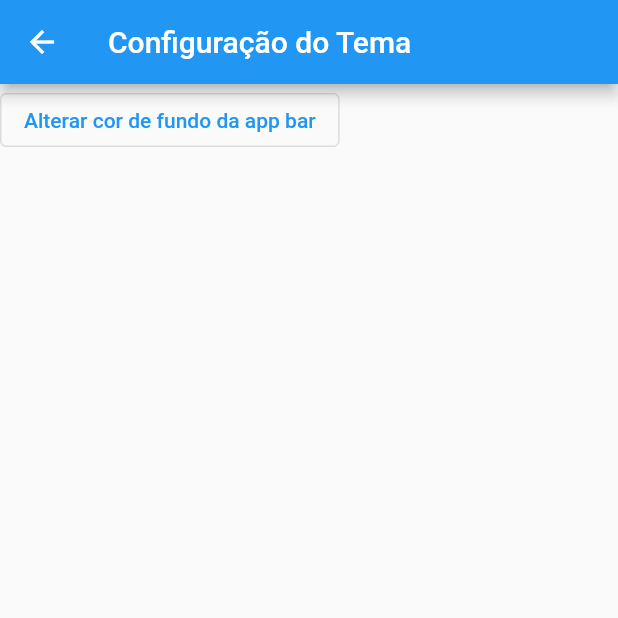
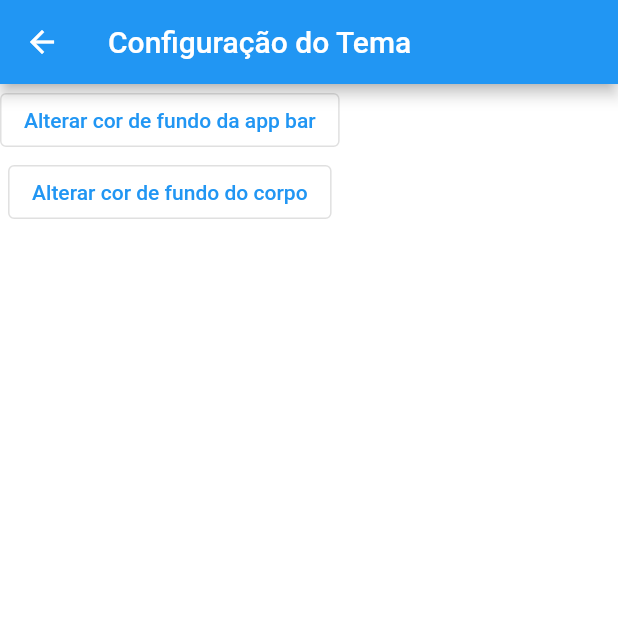
Before and after one commit to albertrein/conversor_criptomoedas_flutter_app, a Flutter app: the screen it shows after launch, in the side drawer, after a tap on "Ajustes tema", on a phone screen of 412 x 824 dp, the top half of it. Run offline on Flutter 3.47's test engine with Material 2 defaults, Android fonts, the phone set to English and light mode, and no system bars; our stand-ins replace flutter_colorpicker, shared_preferences, sqflite; accounts and stored records are empty; generated files the repository leaves out were written again; network calls fail; statements that could not run were skipped.

Commit message:
Customizando cor de fundo do  scaffold.

```diff
--- a/lib/helper/theme/theme_helper.dart
+++ b/lib/helper/theme/theme_helper.dart
@@ -1,9 +1,20 @@
 import 'dart:ui';
 import 'package:shared_preferences/shared_preferences.dart';
 
-enum ConfigItens{setAppBarBackgroundColor}
+enum ConfigItens{setAppBarBackgroundColor, setBodyBackgroundColor}
 
 class ThemeConfig{
+  void setNewColor(ConfigItens enumConfigThemeType, int newColor){
+    switch(enumConfigThemeType){
+      case ConfigItens.setAppBarBackgroundColor:
+        _setAppBarBackgroundColor(newColor);
+        break;
+      case ConfigItens.setBodyBackgroundColor:
+        _setBodyBackgroundColor(newColor);
+        break;
+    }
+  }
+
   static Future<int> get getAppBarBackgroundColor async {
     SharedPreferences configLocal = await SharedPreferences.getInstance();
     try{
@@ -12,17 +23,21 @@ class ThemeConfig{
       return 4294967295;
     }
   }
-
   void _setAppBarBackgroundColor(int novaCor) async {
     SharedPreferences configLocal = await SharedPreferences.getInstance();
     await configLocal.setInt('appBarBackgroundColor', novaCor);
   }
 
-  void setNewColor(ConfigItens enumConfigThemeType, int newColor){
-    switch(enumConfigThemeType){
-      case ConfigItens.setAppBarBackgroundColor:
-        _setAppBarBackgroundColor(newColor);
-        break;
+  static Future<int> get getBodyBackgroundColor async {
+    SharedPreferences configLocal = await SharedPreferences.getInstance();
+    try{
+      return configLocal.getInt('bodyBackgroundColor') ?? 4294967295;
+    }on Exception{
+      return 4294967295;
     }
   }
+  void _setBodyBackgroundColor(int novaCor) async {
+    SharedPreferences configLocal = await SharedPreferences.getInstance();
+    await configLocal.setInt('bodyBackgroundColor', novaCor);
+  }
 }
--- a/lib/main.dart
+++ b/lib/main.dart
@@ -8,15 +8,19 @@ import 'helper/theme/theme_helper.dart';
 
 void main() async{
   WidgetsFlutterBinding.ensureInitialized();
-  int backgroundAppBarColor;
-  backgroundAppBarColor = await ThemeConfig.getAppBarBackgroundColor;
-  runApp(MyApp(backgroundAppBarColor: backgroundAppBarColor));
+  runApp(
+    MyApp(
+      backgroundAppBarColor: await ThemeConfig.getAppBarBackgroundColor,
+      backgroundBodyColor: await ThemeConfig.getBodyBackgroundColor,
+    )
+  );
 }
 
 class MyApp extends StatelessWidget {
-  MyApp({Key? key, required this.backgroundAppBarColor}) : super(key: key);
+  MyApp({Key? key, required this.backgroundAppBarColor, required this.backgroundBodyColor}) : super(key: key);
 
   int backgroundAppBarColor;
+  int backgroundBodyColor;
 
   @override
   Widget build(BuildContext context) {
@@ -38,7 +42,8 @@ class MyApp extends StatelessWidget {
           displayColor: Colors.black
         ),
         primaryColor: Colors.black,
-        backgroundColor: Colors.black
+        backgroundColor: Colors.black,
+        scaffoldBackgroundColor: Color(backgroundBodyColor)
       ),
       home: MyHomePage(title: 'Conversor Criptomoeda', colorBackgroundAppBar: backgroundAppBarColor),
     );
--- a/lib/views/pages/ajustes_tema/tema_config.dart
+++ b/lib/views/pages/ajustes_tema/tema_config.dart
@@ -15,7 +15,9 @@ class TemaConfigPage extends StatelessWidget{
       appBar: AppBar(
         title: const Text('Configuração do Tema'),
       ),
-      body: Container(
+      body: Column(
+        children: [
+          Container(
             child: OutlinedButton(
               onPressed: () async {
                 currentColor = Color(await ThemeConfig.getAppBarBackgroundColor);
@@ -23,6 +25,17 @@ class TemaConfigPage extends StatelessWidget{
               },
               child: const Text('Alterar cor de fundo da app bar'),
             ),
+          ),
+          Container(
+            child: OutlinedButton(
+              onPressed: () async {
+                currentColor = Color(await ThemeConfig.getBodyBackgroundColor);
+                _showMaterialDialog(context, ConfigItens.setBodyBackgroundColor);
+              },
+              child: const Text('Alterar cor de fundo do corpo'),
+            ),
+          ),
+        ],
       )
     );
   }
```
Lines whose indentation alone changed are shown as unchanged.
